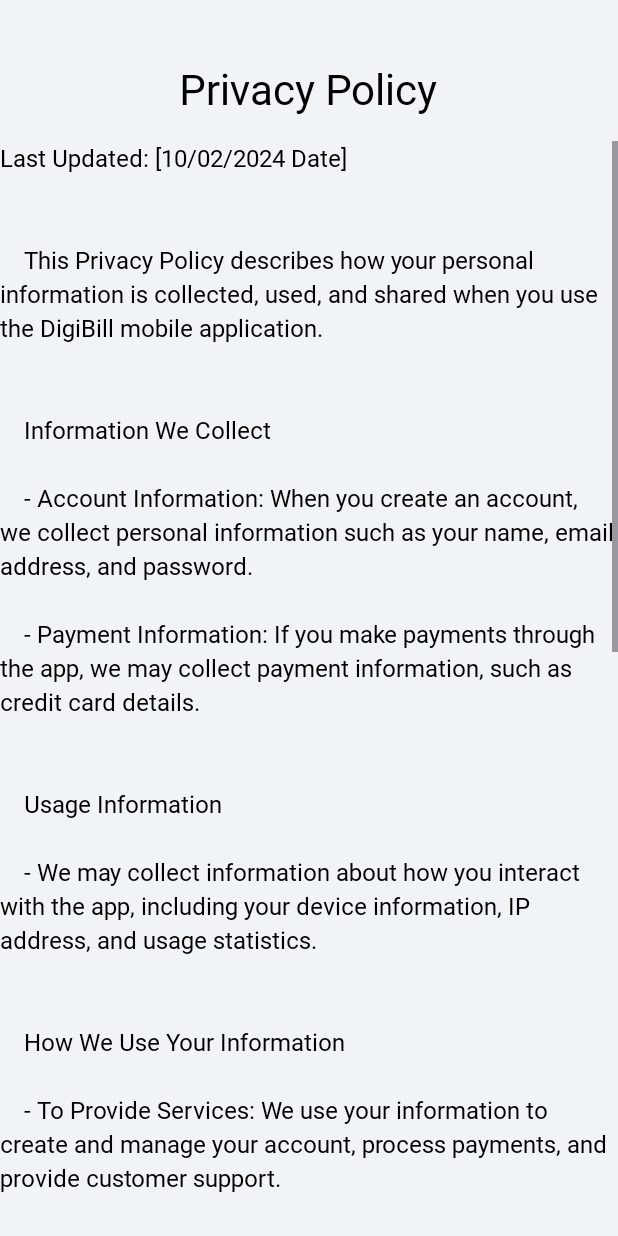
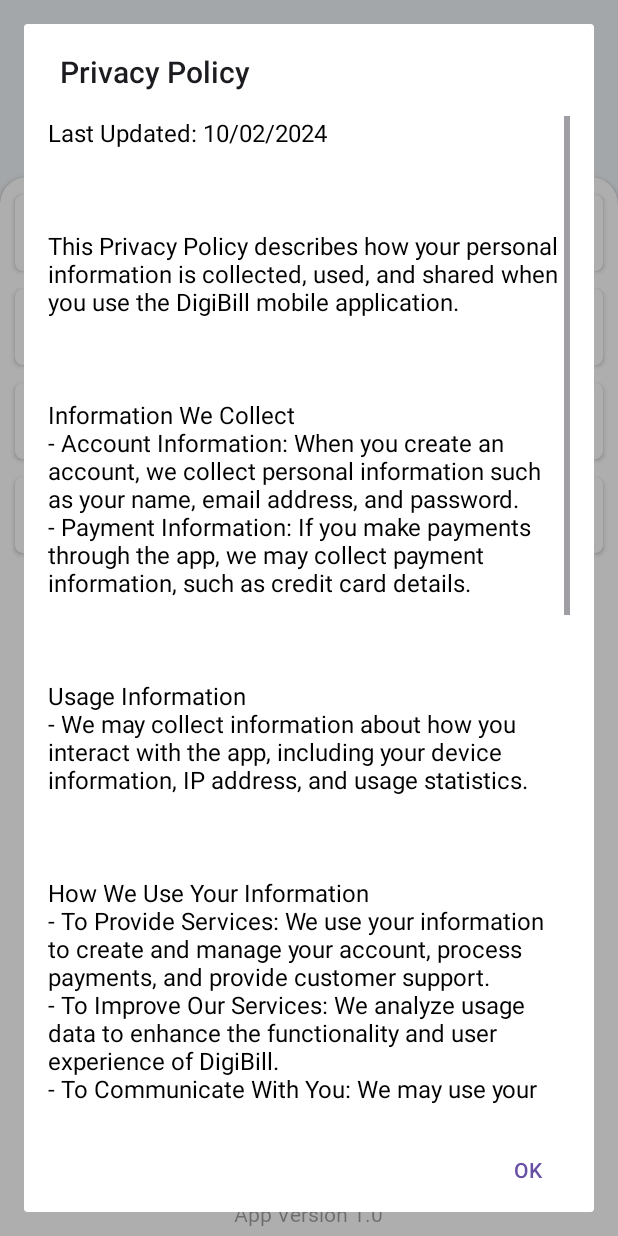
Before and after one commit to ThePrince047/EasyBill, an Android app: the setting screen opened directly, with no data from a screen before it, after a tap on "Privacy Policy", on a phone screen of 412 x 824 dp. Run offline under Robolectric (Android 15) with nearby library versions, the phone set to English and light mode, and no system bars; our stand-ins replace Firebase (no records; nobody signed in at launch, a user with empty details on screens opened directly).

Commit message:
Minor Changes By Prince (2/10)

```diff
--- a/app/src/main/java/com/example/digibill/PrivacyPolicy.java
+++ /dev/null
@@ -1,27 +0,0 @@
-package com.example.digibill;
-
-import android.content.Intent;
-import android.os.Bundle;
-import android.view.Window;
-
-import androidx.activity.EdgeToEdge;
-import androidx.appcompat.app.AppCompatActivity;
-import androidx.core.graphics.Insets;
-import androidx.core.view.ViewCompat;
-import androidx.core.view.WindowInsetsCompat;
-
-public class PrivacyPolicy extends AppCompatActivity {
-    @Override
-    public void onBackPressed() {
-        startActivity(new Intent(getApplicationContext(), setting.class));
-        super.onBackPressed();
-    }
-    @Override
-    protected void onCreate(Bundle savedInstanceState) {
-        super.onCreate(savedInstanceState);
-        EdgeToEdge.enable(this);
-        setContentView(R.layout.activity_privacy_policy);
-        Window window = this.getWindow();
-        window.setStatusBarColor(getResources().getColor(R.color.Background));
-    }
-}
--- a/app/src/main/java/com/example/digibill/setting.java
+++ b/app/src/main/java/com/example/digibill/setting.java
@@ -1,36 +1,27 @@
 package com.example.digibill;
 
+import android.content.DialogInterface;
 import android.content.Intent;
 import android.os.Bundle;
+import android.view.LayoutInflater;
 import android.view.View;
 import android.view.Window;
 import android.widget.Button;
-import android.widget.EditText;
 import android.widget.TextView;
-import android.widget.Toast;
 
-import androidx.activity.EdgeToEdge;
+import androidx.appcompat.app.AlertDialog;
 import androidx.appcompat.app.AppCompatActivity;
-import androidx.core.graphics.Insets;
-import androidx.core.view.ViewCompat;
-import androidx.core.view.WindowInsetsCompat;
 
 import com.google.firebase.auth.FirebaseAuth;
-import com.google.firebase.auth.FirebaseUser;
-import com.google.firebase.firestore.DocumentReference;
-import com.google.firebase.firestore.FirebaseFirestore;
-
-import java.util.HashMap;
-import java.util.Map;
 
 public class setting extends AppCompatActivity {
 
-    private TextView editcompanyinfo,privacypolicy,aboutus,faq;
+    private TextView editcompanyinfo, privacypolicy, aboutus, faq;
     private Button logout;
 
     @Override
     public void onBackPressed() {
-        startActivity(new Intent(getApplicationContext(),MainActivity.class));
+        startActivity(new Intent(getApplicationContext(), MainActivity.class));
         super.onBackPressed();
     }
 
@@ -40,18 +31,36 @@
         setContentView(R.layout.activity_setting);
         Window window = this.getWindow();
         window.setStatusBarColor(getResources().getColor(R.color.Background));
-        logout= findViewById(R.id.btnLogOut);
+
+        logout = findViewById(R.id.btnLogOut);
         logout.setOnClickListener(v -> logoutUser());
-        // Initialize Firebase Firestore
-        editcompanyinfo=findViewById(R.id.tvEditCompanyInfo);
-        privacypolicy=findViewById(R.id.tvPrivacyPolicy);
-        aboutus=findViewById(R.id.tvAboutUs);
-        faq=findViewById(R.id.tvFAQ);
 
-        editcompanyinfo.setOnClickListener(v -> startActivity(new Intent(getApplicationContext(),EditCompanyInfo.class)));
-        privacypolicy.setOnClickListener(v -> startActivity(new Intent(getApplicationContext(),PrivacyPolicy.class)));
-        aboutus.setOnClickListener(v -> startActivity(new Intent(getApplicationContext(),AboutUS.class)));
-        faq.setOnClickListener(v -> startActivity(new Intent(getApplicationContext(),FAQ.class)));
+        editcompanyinfo = findViewById(R.id.tvEditCompanyInfo);
+        privacypolicy = findViewById(R.id.tvPrivacyPolicy);
+        aboutus = findViewById(R.id.tvAboutUs);
+        faq = findViewById(R.id.tvFAQ);
+
+        editcompanyinfo.setOnClickListener(v -> startActivity(new Intent(getApplicationContext(), EditCompanyInfo.class)));
+        aboutus.setOnClickListener(v -> startActivity(new Intent(getApplicationContext(), AboutUS.class)));
+        faq.setOnClickListener(v -> startActivity(new Intent(getApplicationContext(), FAQ.class)));
+
+        privacypolicy.setOnClickListener(v -> showPrivacyPolicyDialog());
+    }
+
+    private void showPrivacyPolicyDialog() {
+        AlertDialog.Builder builder = new AlertDialog.Builder(setting.this);  // Use `setting.this` as the context
+        LayoutInflater inflater = getLayoutInflater();
+        View dialogView = inflater.inflate(R.layout.dialog_privacy_policy, null);
+        builder.setView(dialogView)
+                .setTitle("Privacy Policy")
+                .setPositiveButton("OK", new DialogInterface.OnClickListener() {
+                    @Override
+                    public void onClick(DialogInterface dialog, int which) {
+                        dialog.dismiss();
+                    }
+                });
+        AlertDialog dialog = builder.create();
+        dialog.show();
     }
 
     private void logoutUser() {
--- a/app/src/main/res/layout/activity_privacy_policy.xml
+++ /dev/null
@@ -1,39 +0,0 @@
-<?xml version="1.0" encoding="utf-8"?>
-<RelativeLayout xmlns:android="http://schemas.android.com/apk/res/android"
-    xmlns:app="http://schemas.android.com/apk/res-auto"
-    xmlns:tools="http://schemas.android.com/tools"
-    android:id="@+id/main"
-    android:layout_width="match_parent"
-    android:layout_height="match_parent"
-    tools:context=".PrivacyPolicy"
-    android:background="@color/Background">
-
-    <TextView
-        android:layout_marginTop="40dp"
-        android:id="@+id/title_privacy_policy"
-        android:layout_width="wrap_content"
-        android:layout_height="wrap_content"
-        android:text="Privacy Policy"
-        android:textColor="@color/black"
-        android:textSize="28sp"
-        android:fontFamily="@font/helveticaneueblack"
-        android:layout_centerHorizontal="true"
-        android:layout_marginBottom="16dp" />
-
-    <!-- Privacy Policy Body -->
-    <ScrollView
-        android:layout_width="match_parent"
-        android:layout_height="match_parent"
-        android:layout_below="@id/title_privacy_policy">
-
-        <TextView
-            android:id="@+id/text_privacy_policy"
-            android:layout_width="match_parent"
-            android:layout_height="wrap_content"
-            android:textColor="@color/black"
-            android:textSize="16sp"
-            android:fontFamily="@font/helveticaneueroman"
-            android:lineSpacingExtra="4dp"
-            android:text="@string/privacy_policy_text" />
-    </ScrollView>
-</RelativeLayout>
--- /dev/null
+++ b/app/src/main/res/layout/dialog_privacy_policy.xml
@@ -0,0 +1,92 @@
+<ScrollView xmlns:android="http://schemas.android.com/apk/res/android"
+    android:layout_width="match_parent"
+    android:layout_height="wrap_content"
+    android:padding="16dp">
+
+    <LinearLayout
+        android:layout_width="match_parent"
+        android:layout_height="wrap_content"
+        android:orientation="vertical">
+
+        <TextView
+            android:layout_width="wrap_content"
+            android:layout_height="wrap_content"
+            android:text="Last Updated: 10/02/2024\n\n"
+            android:textColor="@color/black"
+            android:textSize="16sp"
+            android:layout_marginBottom="16dp" />
+
+        <TextView
+            android:layout_width="wrap_content"
+            android:layout_height="wrap_content"
+            android:text="This Privacy Policy describes how your personal information is collected, used, and shared when you use the DigiBill mobile application.\n\n"
+            android:textColor="@color/black"
+            android:textSize="16sp"
+            android:layout_marginBottom="16dp" />
+
+        <TextView
+            android:layout_width="wrap_content"
+            android:layout_height="wrap_content"
+            android:text="Information We Collect\n- Account Information: When you create an account, we collect personal information such as your name, email address, and password.\n- Payment Information: If you make payments through the app, we may collect payment information, such as credit card details.\n\n"
+            android:textColor="@color/black"
+            android:textSize="16sp"
+            android:layout_marginBottom="16dp" />
+
+        <TextView
+            android:layout_width="wrap_content"
+            android:layout_height="wrap_content"
+            android:text="Usage Information\n- We may collect information about how you interact with the app, including your device information, IP address, and usage statistics.\n\n"
+            android:textColor="@color/black"
+            android:textSize="16sp"
+            android:layout_marginBottom="16dp" />
+
+        <TextView
+            android:layout_width="wrap_content"
+            android:layout_height="wrap_content"
+            android:text="How We Use Your Information\n- To Provide Services: We use your information to create and manage your account, process payments, and provide customer support.\n- To Improve Our Services: We analyze usage data to enhance the functionality and user experience of DigiBill.\n- To Communicate With You: We may use your contact information to send you updates, notifications, and promotional materials related to DigiBill.\n\n"
+            android:textColor="@color/black"
+            android:textSize="16sp"
+            android:layout_marginBottom="16dp" />
+
+        <TextView
+            android:layout_width="wrap_content"
+            android:layout_height="wrap_content"
+            android:text="Sharing Your Information\n- We do not sell or rent your personal information to third parties.\n\n"
+            android:textColor="@color/black"
+            android:textSize="16sp"
+            android:layout_marginBottom="16dp" />
+
+        <TextView
+            android:layout_width="wrap_content"
+            android:layout_height="wrap_content"
+            android:text="Data Security\n- We take data security seriously and implement appropriate measures to protect your information from unauthorized access.\n\n"
+            android:textColor="@color/black"
+            android:textSize="16sp"
+            android:layout_marginBottom="16dp" />
+
+        <TextView
+            android:layout_width="wrap_content"
+            android:layout_height="wrap_content"
+            android:text="Your Rights\n- You have certain rights regarding your personal information, including access, correction, and deletion.\n\n"
+            android:textColor="@color/black"
+            android:textSize="16sp"
+            android:layout_marginBottom="16dp" />
+
+        <TextView
+            android:layout_width="wrap_content"
+            android:layout_height="wrap_content"
+            android:text="Changes to This Privacy Policy\n- We may update this Privacy Policy from time to time.\n\n"
+            android:textColor="@color/black"
+            android:textSize="16sp"
+            android:layout_marginBottom="16dp" />
+
+        <TextView
+            android:layout_width="wrap_content"
+            android:layout_height="wrap_content"
+            android:text="Contact Us\n- If you have any questions or concerns about this Privacy Policy, please contact us at support@digibill.com."
+            android:textColor="@color/black"
+            android:textSize="16sp"
+            android:layout_marginBottom="16dp" />
+
+    </LinearLayout>
+</ScrollView>
--- a/app/src/main/res/values/strings.xml
+++ b/app/src/main/res/values/strings.xml
@@ -1,26 +1,4 @@
 <resources>
     <string name="app_name">DigiBIll</string>
     <string name="Reports">Reports</string>
-    <string name="privacy_policy_text">Last Updated: [10/02/2024 Date]\n\n"
-    "This Privacy Policy describes how your personal information is collected, used, and shared when you use the DigiBill mobile application.\n\n"
-    "Information We Collect\n"
-    "- Account Information: When you create an account, we collect personal information such as your name, email address, and password.\n"
-    "- Payment Information: If you make payments through the app, we may collect payment information, such as credit card details.\n\n"
-    "Usage Information\n"
-    "- We may collect information about how you interact with the app, including your device information, IP address, and usage statistics.\n\n"
-    "How We Use Your Information\n"
-    "- To Provide Services: We use your information to create and manage your account, process payments, and provide customer support.\n"
-    "- To Improve Our Services: We analyze usage data to enhance the functionality and user experience of DigiBill.\n"
-    "- To Communicate With You: We may use your contact information to send you updates, notifications, and promotional materials related to DigiBill.\n\n"
-    "Sharing Your Information\n"
-    "- We do not sell or rent your personal information to third parties.\n\n"
-    "Data Security\n"
-    "- We take data security seriously and implement appropriate measures to protect your information from unauthorized access.\n\n"
-    "Your Rights\n"
-    "- You have certain rights regarding your personal information, including access, correction, and deletion.\n\n"
-    "Changes to This Privacy Policy\n"
-    "- We may update this Privacy Policy from time to time.\n\n"
-    "Contact Us\n"
-    "- If you have any questions or concerns about this Privacy Policy, please contact us at support@digibill.com.";</string>
-
 </resources>
--- a/gradle/libs.versions.toml
+++ b/gradle/libs.versions.toml
@@ -1,5 +1,5 @@
 [versions]
-agp = "8.5.0"
+agp = "8.5.2"
 junit = "4.13.2"
 junitVersion = "1.2.1"
 espressoCore = "3.6.1"
```
Also changed, not shown: app/src/main/res/layout/activity_about_us.xml (+30 -14 lines), app/src/main/res/layout/activity_faq.xml (+19 -0 lines).
